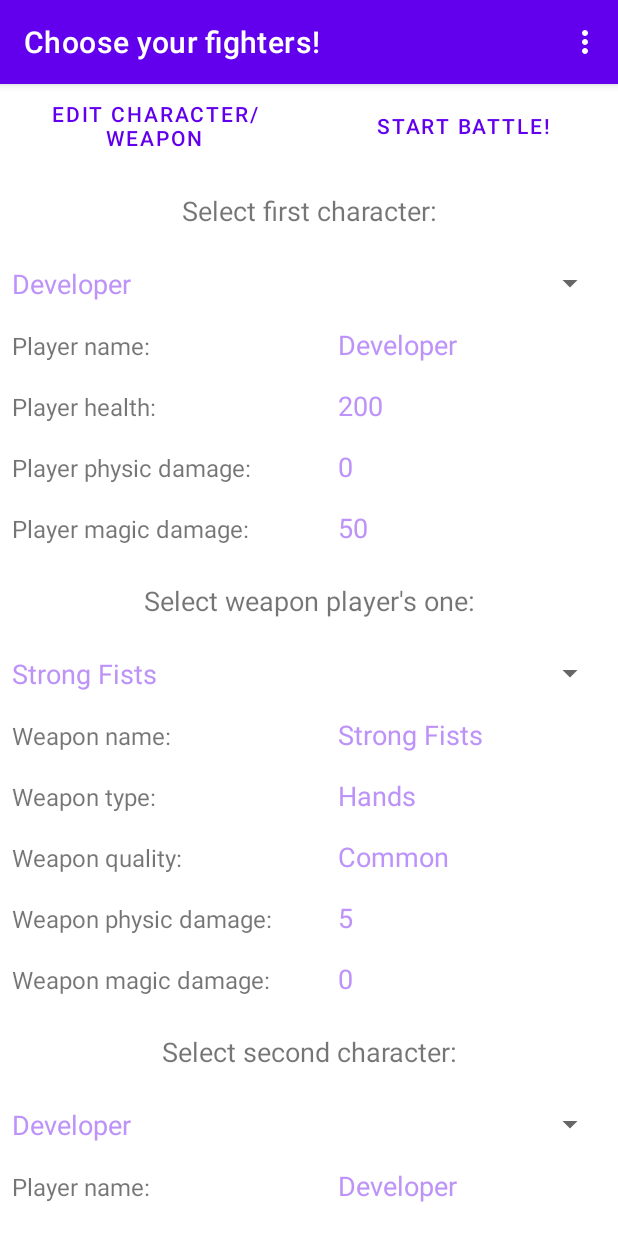
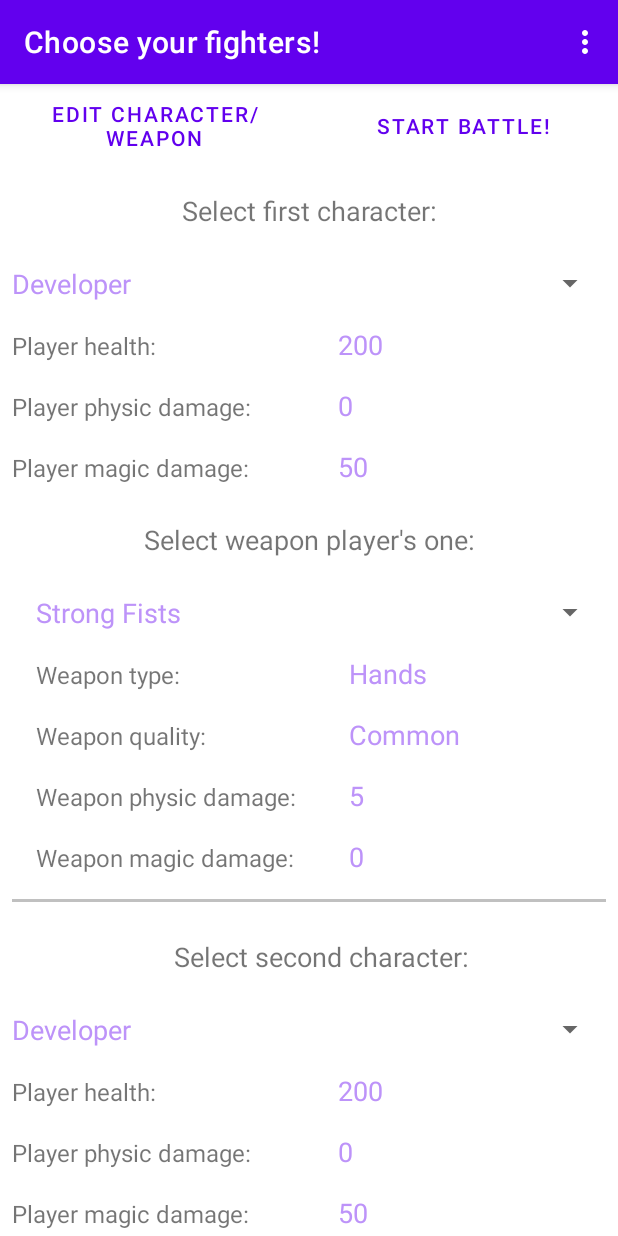
Before and after one commit to Solveus/Android_textAutoBattler, an Android app: the screen it shows after launch (MainActivity), on a phone screen of 412 x 824 dp. Run offline under Robolectric (Android 15) with nearby library versions, the phone set to English and light mode, and no system bars.

Commit message:
first fix

```diff
--- a/app/build.gradle
+++ b/app/build.gradle
@@ -22,7 +22,7 @@ android {
         minSdkVersion 21
         targetSdkVersion 30
         versionCode 1
-        versionName "1.0"
+        versionName "0.1"
 
         testInstrumentationRunner "androidx.test.runner.AndroidJUnitRunner"
     }
--- a/app/src/main/java/com/textautobattler/MainActivity.java
+++ b/app/src/main/java/com/textautobattler/MainActivity.java
@@ -168,23 +168,20 @@ public class MainActivity extends AppCompatActivity {
 
 
     private void initUI() {
-        valPlayerNameOne = (TextView) findViewById(R.id.val_player_name_one);
+
         valPlayerHealthOne = (TextView) findViewById(R.id.val_player_health_one);
         valPlayerAttackOne = (TextView) findViewById(R.id.val_player_attack_one);
         valPlayerMagicOne = (TextView) findViewById(R.id.val_player_magic_one);
 
-        valWeaponNameOne = (TextView) findViewById(R.id.val_weapon_name_one);
         valWeaponTypeOne = (TextView) findViewById(R.id.val_weapon_type_one);
         valWeaponQualityOne = (TextView) findViewById(R.id.val_weapon_quality_one);
         valWeaponPhysicDamageOne = (TextView) findViewById(R.id.val_weapon_physic_damage_one);
         valWeaponMagicDamageOne = (TextView) findViewById(R.id.val_weapon_magic_damage_one);
 
-        valPlayerNameTwo = (TextView) findViewById(R.id.val_player_name_two);
         valPlayerHealthTwo = (TextView) findViewById(R.id.val_player_health_two);
         valPlayerAttackTwo = (TextView) findViewById(R.id.val_player_attack_two);
         valPlayerMagicTwo = (TextView) findViewById(R.id.val_player_magic_two);
 
-        valWeaponNameTwo = (TextView) findViewById(R.id.val_weapon_name_two);
         valWeaponTypeTwo = (TextView) findViewById(R.id.val_weapon_type_two);
         valWeaponQualityTwo = (TextView) findViewById(R.id.val_weapon_quality_two);
         valWeaponPhysicDamageTwo = (TextView) findViewById(R.id.val_weapon_physic_damage_two);
@@ -214,7 +211,6 @@ public class MainActivity extends AppCompatActivity {
                         case R.id.choose_player_one:
                             GameCharacter characterOne = game.getGameCharacterList().get(position);
 
-                            valPlayerNameOne.setText(characterOne.getName());
                             valPlayerHealthOne.setText(valueOf(characterOne.getMaxHealth()));
                             valPlayerAttackOne.setText(valueOf(characterOne.getAttackPower()));
                             valPlayerMagicOne.setText(valueOf(characterOne.getMagicPower()));
@@ -224,7 +220,6 @@ public class MainActivity extends AppCompatActivity {
                         case R.id.choose_player_two:
                             GameCharacter characterTwo = game.getGameCharacterList().get(position);
 
-                            valPlayerNameTwo.setText(characterTwo.getName());
                             valPlayerHealthTwo.setText(valueOf(characterTwo.getMaxHealth()));
                             valPlayerAttackTwo.setText(valueOf(characterTwo.getAttackPower()));
                             valPlayerMagicTwo.setText(valueOf(characterTwo.getMagicPower()));
@@ -251,7 +246,6 @@ public class MainActivity extends AppCompatActivity {
                         case R.id.choose_weapon_one:
                             Weapon weaponOne = game.getWeaponList().get(position);
 
-                            valWeaponNameOne.setText(weaponOne.getName());
                             valWeaponQualityOne.setText(valueOf(weaponOne.getQuality()));
                             valWeaponTypeOne.setText(valueOf(weaponOne.getType()));
                             valWeaponPhysicDamageOne.setText(valueOf(weaponOne.getPhysicDamage()));
@@ -261,7 +255,6 @@ public class MainActivity extends AppCompatActivity {
                         case R.id.choose_weapon_two:
                             Weapon weaponTwo = game.getWeaponList().get(position);
 
-                            valWeaponNameTwo.setText(weaponTwo.getName());
                             valWeaponQualityTwo.setText(valueOf(weaponTwo.getQuality()));
                             valWeaponTypeTwo.setText(valueOf(weaponTwo.getType()));
                             valWeaponPhysicDamageTwo.setText(valueOf(weaponTwo.getPhysicDamage()));
--- a/app/src/main/res/layout-v23/fragment_delete_character.xml
+++ b/app/src/main/res/layout-v23/fragment_delete_character.xml
@@ -67,7 +67,7 @@
                     android:drawableLeft="@drawable/ic_baseline_save_24"
                     android:layout_width="wrap_content"
                     android:layout_height="wrap_content"
-                    android:text="@string/btn_save"
+                    android:text="@string/ok"
                     android:layout_marginStart="@dimen/row_padding"
                     android:layout_weight="0.5" />
             </TableRow>
--- a/app/src/main/res/layout/content_main.xml
+++ b/app/src/main/res/layout/content_main.xml
@@ -54,18 +54,6 @@
                 <TableRow android:padding="@dimen/row_padding">
 
                     <TextView
-                        android:text="@string/player_name"
-                        style="@style/textViewStyle" />
-
-                    <TextView
-                        android:id="@+id/val_player_name_one"
-                        style="@style/valTextViewStyle" />
-
-                </TableRow>
-
-                <TableRow android:padding="@dimen/row_padding">
-
-                    <TextView
                         android:text="@string/player_health"
                         style="@style/textViewStyle" />
 
@@ -107,25 +95,18 @@
 
                 </TableRow>
 
-                <TableRow android:padding="@dimen/row_padding">
+                <TableRow
+                    android:padding="@dimen/row_padding"
+                    android:layout_marginLeft="@dimen/padding16">
 
                     <Spinner
                         android:id="@+id/choose_weapon_one"
                         style="@style/spinnerMainStyle" />
                 </TableRow>
 
-                <TableRow android:padding="@dimen/row_padding">
-
-                    <TextView
-                        android:text="@string/weapon_name"
-                        style="@style/textViewStyle" />
-
-                    <TextView
-                        android:id="@+id/val_weapon_name_one"
-                        style="@style/valTextViewStyle" />
-                </TableRow>
-
-                <TableRow android:padding="@dimen/row_padding">
+                <TableRow
+                    android:padding="@dimen/row_padding"
+                    android:layout_marginLeft="@dimen/padding16">
 
                     <TextView
                         android:text="@string/weapon_type"
@@ -136,7 +117,9 @@
                         style="@style/valTextViewStyle" />
                 </TableRow>
 
-                <TableRow android:padding="@dimen/row_padding">
+                <TableRow
+                    android:padding="@dimen/row_padding"
+                    android:layout_marginLeft="@dimen/padding16">
 
                     <TextView
                         android:text="@string/weapon_quality"
@@ -147,7 +130,9 @@
                         style="@style/valTextViewStyle" />
                 </TableRow>
 
-                <TableRow android:padding="@dimen/row_padding">
+                <TableRow
+                    android:padding="@dimen/row_padding"
+                    android:layout_marginLeft="@dimen/padding16">
 
                     <TextView
                         android:text="@string/weapon_physic_damage"
@@ -158,7 +143,9 @@
                         style="@style/valTextViewStyle" />
                 </TableRow>
 
-                <TableRow android:padding="@dimen/row_padding">
+                <TableRow
+                    android:padding="@dimen/row_padding"
+                    android:layout_marginLeft="@dimen/padding16">
 
                     <TextView
                         android:text="@string/weapon_magic_damage"
@@ -169,7 +156,15 @@
                         style="@style/valTextViewStyle" />
                 </TableRow>
 
-                <TableRow android:padding="@dimen/padding16">
+                <View
+                    android:layout_margin="@dimen/row_padding"
+                    android:layout_width="match_parent"
+                    android:layout_height="2dp"
+                    android:background="#c0c0c0" />
+
+                <TableRow
+                    android:padding="@dimen/padding16"
+                    android:layout_marginLeft="@dimen/padding16">
 
                     <TextView
                         android:text="@string/choose_character_two"
@@ -185,16 +180,6 @@
                         style="@style/spinnerMainStyle" />
                 </TableRow>
 
-                <TableRow android:padding="@dimen/row_padding">
-
-                    <TextView
-                        android:text="@string/player_name"
-                        style="@style/textViewStyle" />
-
-                    <TextView
-                        android:id="@+id/val_player_name_two"
-                        style="@style/valTextViewStyle" />
-                </TableRow>
 
                 <TableRow android:padding="@dimen/row_padding">
 
@@ -238,25 +223,18 @@
                         android:textSize="@dimen/val_label_size" />
                 </TableRow>
 
-                <TableRow android:padding="@dimen/row_padding">
+                <TableRow
+                    android:padding="@dimen/row_padding"
+                    android:layout_marginLeft="@dimen/padding16">
 
                     <Spinner
                         android:id="@+id/choose_weapon_two"
                         style="@style/spinnerMainStyle" />
                 </TableRow>
 
-                <TableRow android:padding="@dimen/row_padding">
-
-                    <TextView
-                        android:text="@string/weapon_name"
-                        style="@style/textViewStyle" />
-
-                    <TextView
-                        android:id="@+id/val_weapon_name_two"
-                        style="@style/valTextViewStyle" />
-                </TableRow>
-
-                <TableRow android:padding="@dimen/row_padding">
+                <TableRow
+                    android:padding="@dimen/row_padding"
+                    android:layout_marginLeft="@dimen/padding16">
 
                     <TextView
                         android:text="@string/weapon_type"
@@ -267,7 +245,9 @@
                         style="@style/valTextViewStyle" />
                 </TableRow>
 
-                <TableRow android:padding="@dimen/row_padding">
+                <TableRow
+                    android:padding="@dimen/row_padding"
+                    android:layout_marginLeft="@dimen/padding16">
 
                     <TextView
                         android:text="@string/weapon_quality"
@@ -278,7 +258,9 @@
                         style="@style/valTextViewStyle" />
                 </TableRow>
 
-                <TableRow android:padding="@dimen/row_padding">
+                <TableRow
+                    android:padding="@dimen/row_padding"
+                    android:layout_marginLeft="@dimen/padding16">
 
                     <TextView
                         android:text="@string/weapon_physic_damage"
@@ -289,7 +271,9 @@
                         style="@style/valTextViewStyle" />
                 </TableRow>
 
-                <TableRow android:padding="@dimen/row_padding">
+                <TableRow
+                    android:padding="@dimen/row_padding"
+                    android:layout_marginLeft="@dimen/padding16">
 
                     <TextView
                         android:text="@string/weapon_magic_damage"
--- a/app/src/main/res/layout/fragment_delete_weapon.xml
+++ b/app/src/main/res/layout/fragment_delete_weapon.xml
@@ -66,7 +66,7 @@
                     android:drawableLeft="@drawable/ic_baseline_save_24"
                     android:layout_width="wrap_content"
                     android:layout_height="wrap_content"
-                    android:text="@string/btn_save"
+                    android:text="@string/ok"
                     android:layout_marginStart="@dimen/row_padding"
                     android:layout_weight="0.5" />
             </TableRow>
--- a/app/src/main/res/values/strings.xml
+++ b/app/src/main/res/values/strings.xml
@@ -17,7 +17,7 @@
     <string name="choose_character_one">Select first character:</string>
     <string name="choose_character_two">Select second character:</string>
     <string name="choose_weapon_one">Select weapon player\'s one:</string>
-    <string name="choose_weapon_two">Select player\'s two:</string>
+    <string name="choose_weapon_two">Select weapon player\'s two:</string>
     <string name="weapon_name">Weapon name:</string>
     <string name="weapon_quality">Weapon quality:</string>
     <string name="weapon_type">Weapon type:</string>
@@ -61,5 +61,6 @@
     <string name="delay_label">Delay</string>
     <string name="about_content">Author: solveus_666 (Solveus)</string>
     <string name="github_link">https://github.com/Solveus</string>
+    <string name="ok">OK</string>
 
 </resources>
```
